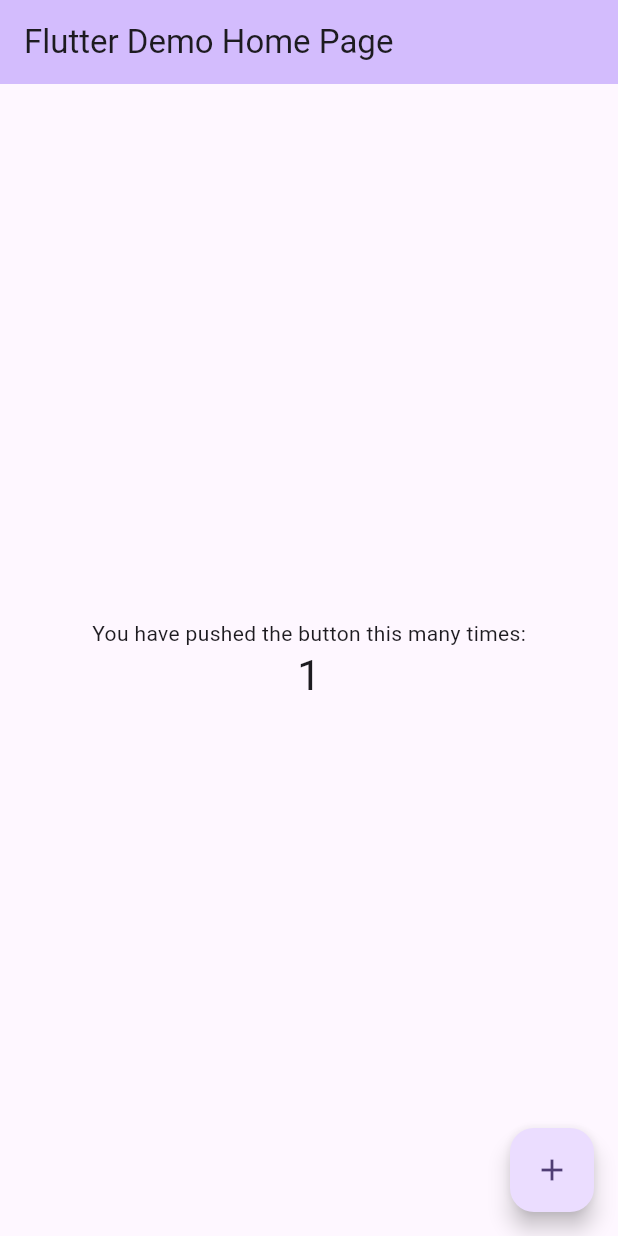
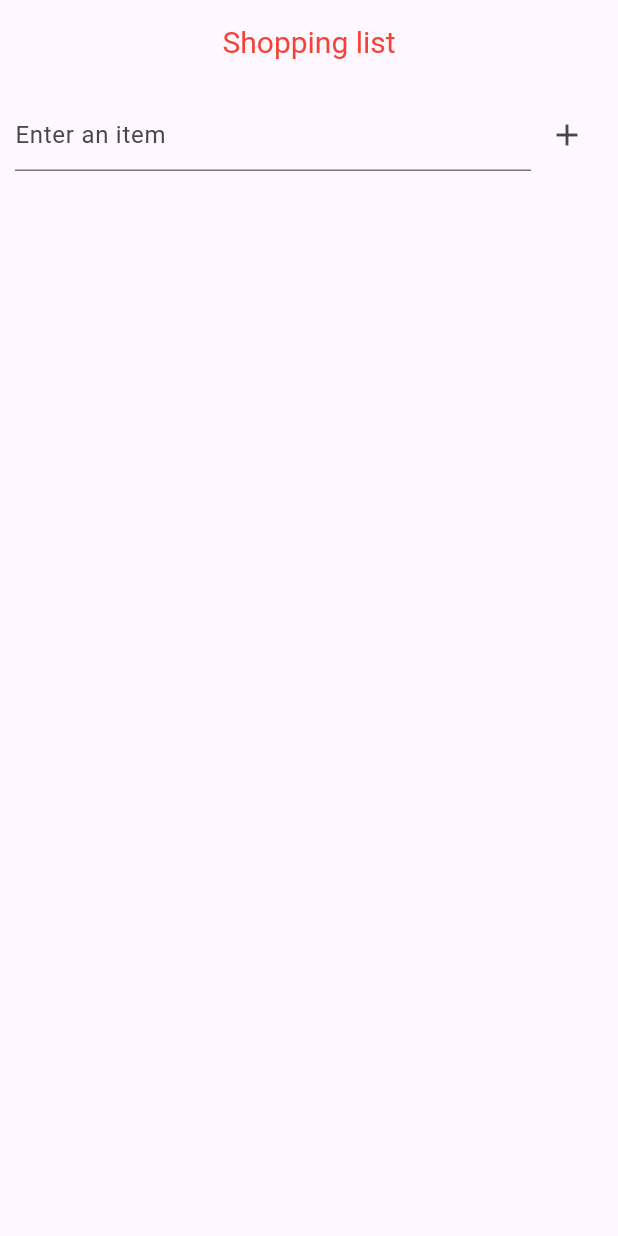
Before and after one commit to Majok-Bol/shopping_list_app, a Flutter app: the screen it shows after launch, after a tap on the "add" icon, on a phone screen of 412 x 824 dp. Run offline on Flutter 3.47's test engine with Material 3 defaults, Android fonts, the phone set to English and light mode, and no system bars.

Commit message:
added title and textfield

```diff
--- a/lib/main.dart
+++ b/lib/main.dart
@@ -1,122 +1,69 @@
 import 'package:flutter/material.dart';
 
 void main() {
-  runApp(const MyApp());
+  runApp(MyApp());
 }
 
 class MyApp extends StatelessWidget {
-  const MyApp({super.key});
-
-  // This widget is the root of your application.
   @override
   Widget build(BuildContext context) {
-    return MaterialApp(
-      title: 'Flutter Demo',
-      theme: ThemeData(
-        // This is the theme of your application.
-        //
-        // TRY THIS: Try running your application with "flutter run". You'll see
-        // the application has a purple toolbar. Then, without quitting the app,
-        // try changing the seedColor in the colorScheme below to Colors.green
-        // and then invoke "hot reload" (save your changes or press the "hot
-        // reload" button in a Flutter-supported IDE, or press "r" if you used
-        // the command line to start the app).
-        //
-        // Notice that the counter didn't reset back to zero; the application
-        // state is not lost during the reload. To reset the state, use hot
-        // restart instead.
-        //
-        // This works for code too, not just values: Most code changes can be
-        // tested with just a hot reload.
-        colorScheme: ColorScheme.fromSeed(seedColor: Colors.deepPurple),
-      ),
-      home: const MyHomePage(title: 'Flutter Demo Home Page'),
-    );
+    return MaterialApp(debugShowCheckedModeBanner: false, home: ShoppingList());
   }
 }
 
-class MyHomePage extends StatefulWidget {
-  const MyHomePage({super.key, required this.title});
-
-  // This widget is the home page of your application. It is stateful, meaning
-  // that it has a State object (defined below) that contains fields that affect
-  // how it looks.
-
-  // This class is the configuration for the state. It holds the values (in this
-  // case the title) provided by the parent (in this case the App widget) and
-  // used by the build method of the State. Fields in a Widget subclass are
-  // always marked "final".
-
-  final String title;
-
+class ShoppingList extends StatefulWidget {
   @override
-  State<MyHomePage> createState() => _MyHomePageState();
+  ShoppingListState createState() => ShoppingListState();
 }
 
-class _MyHomePageState extends State<MyHomePage> {
-  int _counter = 0;
-
-  void _incrementCounter() {
+class ShoppingListState extends State<ShoppingList> {
+  final List<String> itemsToAdd = [];
+  final TextEditingController itemCountroller = TextEditingController();
+  void addItem() {
     setState(() {
-      // This call to setState tells the Flutter framework that something has
-      // changed in this State, which causes it to rerun the build method below
-      // so that the display can reflect the updated values. If we changed
-      // _counter without calling setState(), then the build method would not be
-      // called again, and so nothing would appear to happen.
-      _counter++;
+      if (itemCountroller.text.isNotEmpty) {
+        itemsToAdd.add(itemCountroller.text);
+        itemCountroller.clear();
+      }
     });
   }
 
   @override
   Widget build(BuildContext context) {
-    // This method is rerun every time setState is called, for instance as done
-    // by the _incrementCounter method above.
-    //
-    // The Flutter framework has been optimized to make rerunning build methods
-    // fast, so that you can just rebuild anything that needs updating rather
-    // than having to individually change instances of widgets.
     return Scaffold(
       appBar: AppBar(
-        // TRY THIS: Try changing the color here to a specific color (to
-        // Colors.amber, perhaps?) and trigger a hot reload to see the AppBar
-        // change color while the other colors stay the same.
-        backgroundColor: Theme.of(context).colorScheme.inversePrimary,
-        // Here we take the value from the MyHomePage object that was created by
-        // the App.build method, and use it to set our appbar title.
-        title: Text(widget.title),
+        title: Text(
+          'Shopping list',
+          style: TextStyle(color: Colors.red, fontSize: 20),
+        ),
+        centerTitle: true,
       ),
-      body: Center(
-        // Center is a layout widget. It takes a single child and positions it
-        // in the middle of the parent.
-        child: Column(
-          // Column is also a layout widget. It takes a list of children and
-          // arranges them vertically. By default, it sizes itself to fit its
-          // children horizontally, and tries to be as tall as its parent.
-          //
-          // Column has various properties to control how it sizes itself and
-          // how it positions its children. Here we use mainAxisAlignment to
-          // center the children vertically; the main axis here is the vertical
-          // axis because Columns are vertical (the cross axis would be
-          // horizontal).
-          //
-          // TRY THIS: Invoke "debug painting" (choose the "Toggle Debug Paint"
-          // action in the IDE, or press "p" in the console), to see the
-          // wireframe for each widget.
-          mainAxisAlignment: MainAxisAlignment.center,
-          children: <Widget>[
-            const Text('You have pushed the button this many times:'),
-            Text(
-              '$_counter',
-              style: Theme.of(context).textTheme.headlineMedium,
+      body: Column(
+        children: [
+          Padding(
+            padding: EdgeInsets.all(10),
+            child: Row(
+              children: [
+                Expanded(
+                  child: TextField(
+                    controller: itemCountroller,
+                    decoration: InputDecoration(hintText: 'Enter an item'),
+                  ),
+                ),
+                IconButton(onPressed: addItem, icon: Icon(Icons.add)),
+              ],
             ),
-          ],
-        ),
+          ),
+          Expanded(
+            child: ListView.builder(
+              itemCount: itemsToAdd.length,
+              itemBuilder: (context, index) {
+                return ListTile(title: Text(itemsToAdd[index]));
+              },
+            ),
+          ),
+        ],
       ),
-      floatingActionButton: FloatingActionButton(
-        onPressed: _incrementCounter,
-        tooltip: 'Increment',
-        child: const Icon(Icons.add),
-      ), // This trailing comma makes auto-formatting nicer for build methods.
     );
   }
 }
```
